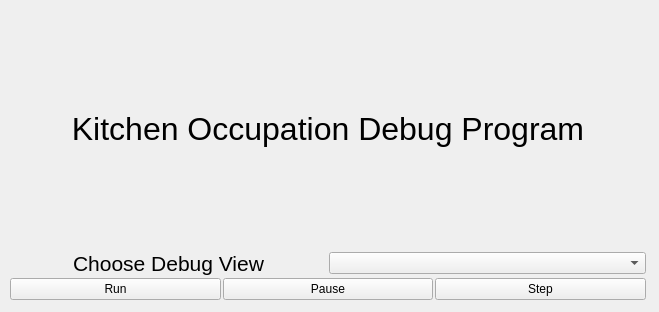
The window that src/Debugging/MainDebugWindow.ui (GroupDenseKitchen/KitchenOccupation) describes before a commit, drawn with Qt 5.
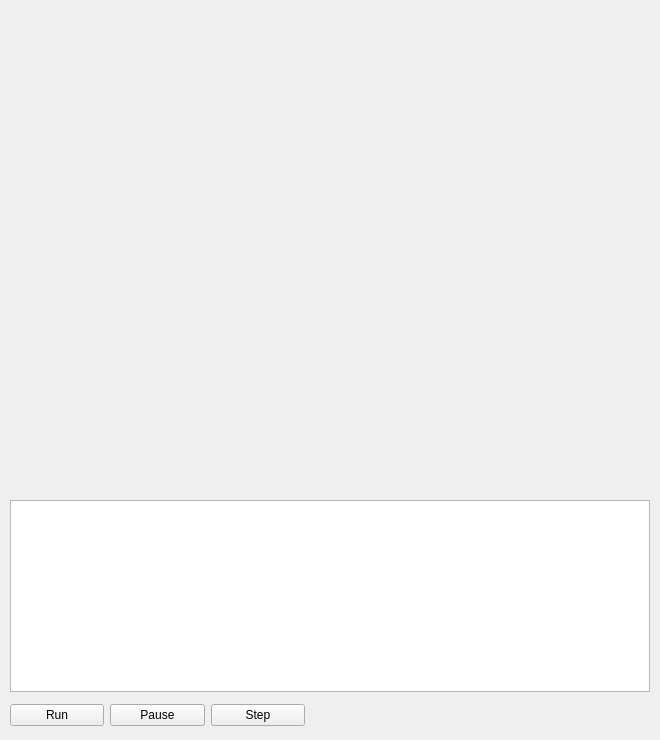
The same window after the commit.

```diff
--- a/src/Debugging/MainDebugWindow.ui
+++ b/src/Debugging/MainDebugWindow.ui
@@ -6,8 +6,8 @@
    <rect>
     <x>0</x>
     <y>0</y>
-    <width>659</width>
-    <height>312</height>
+    <width>660</width>
+    <height>740</height>
    </rect>
   </property>
   <property name="windowTitle">
@@ -17,71 +17,41 @@
    <property name="autoFillBackground">
     <bool>false</bool>
    </property>
-   <widget class="QWidget" name="verticalLayoutWidget">
+   <widget class="QTreeView" name="camerasTreeView">
     <property name="geometry">
      <rect>
       <x>10</x>
-      <y>9</y>
-      <width>636</width>
-      <height>291</height>
+      <y>500</y>
+      <width>640</width>
+      <height>192</height>
      </rect>
     </property>
-    <layout class="QVBoxLayout" name="verticalLayout">
-     <property name="spacing">
-      <number>2</number>
-     </property>
-     <property name="sizeConstraint">
-      <enum>QLayout::SetNoConstraint</enum>
-     </property>
-     <item>
-      <widget class="QLabel" name="label_2">
-       <property name="font">
-        <font>
-         <family>Helvetica</family>
-         <pointsize>24</pointsize>
-        </font>
-       </property>
-       <property name="layoutDirection">
-        <enum>Qt::LeftToRight</enum>
-       </property>
+   </widget>
+   <widget class="QLabel" name="image1">
+    <property name="geometry">
+     <rect>
+      <x>10</x>
+      <y>10</y>
+      <width>640</width>
+      <height>480</height>
+     </rect>
+    </property>
+    <property name="autoFillBackground">
+     <bool>true</bool>
+    </property>
        <property name="text">
-        <string>Kitchen Occupation Debug Program</string>
-       </property>
-       <property name="alignment">
-        <set>Qt::AlignCenter</set>
-       </property>
-      </widget>
-     </item>
-     <item>
-      <layout class="QHBoxLayout" name="horizontalLayout_3">
-       <item>
-        <widget class="QLabel" name="label">
-         <property name="font">
-          <font>
-           <family>Helvetica</family>
-           <pointsize>16</pointsize>
-          </font>
-         </property>
-         <property name="text">
-          <string>Choose Debug View</string>
-         </property>
-         <property name="alignment">
-          <set>Qt::AlignCenter</set>
-         </property>
-        </widget>
-       </item>
-       <item>
-        <widget class="QComboBox" name="debugViewChooser">
-         <property name="font">
-          <font>
-           <family>Helvetica</family>
-          </font>
-         </property>
-        </widget>
-       </item>
-      </layout>
-     </item>
-     <item>
+     <string/>
+    </property>
+   </widget>
+   <widget class="QWidget" name="layoutWidget">
+    <property name="geometry">
+     <rect>
+      <x>10</x>
+      <y>700</y>
+      <width>295</width>
+      <height>30</height>
+     </rect>
+    </property>
       <layout class="QHBoxLayout" name="horizontalLayout_2">
        <item>
         <widget class="QPushButton" name="runButton">
@@ -118,8 +88,6 @@
           <string>Step</string>
          </property>
         </widget>
-       </item>
-      </layout>
      </item>
     </layout>
    </widget>
```
Lines whose indentation alone changed are shown as unchanged.
